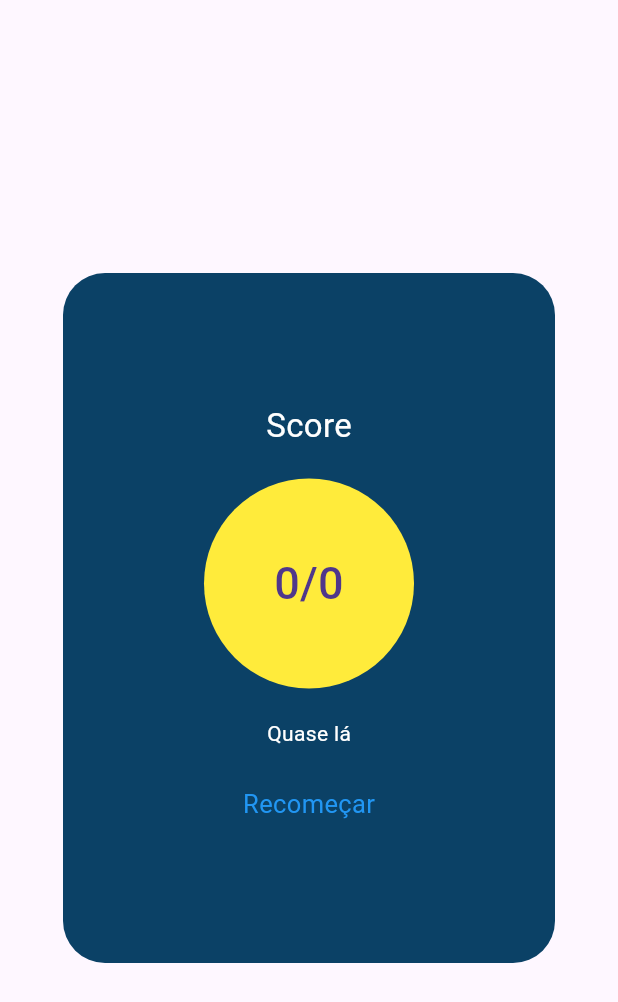
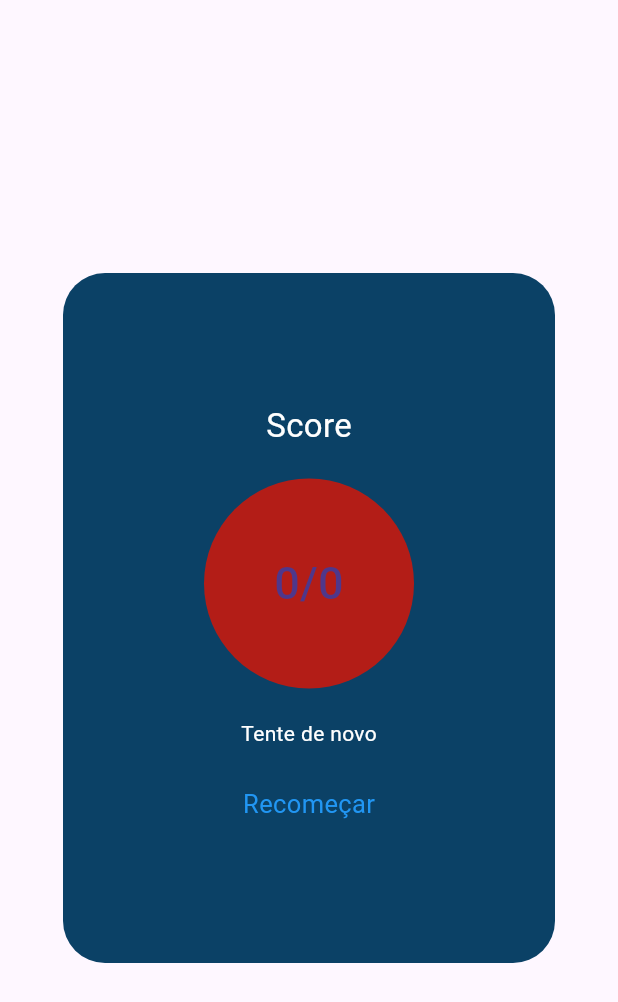
Before and after one commit to Ghcrabbit/quizz_app, a Flutter app: the ResultBox widget shown alone on an empty page, opened directly with empty values, on a phone screen of 412 x 824 dp. Shown: the top 1002 px of the screen. Run offline on Flutter 3.47's test engine with Material 3 defaults, Android fonts, the phone set to English and light mode, and no system bars.

```diff
--- a/lib/widgets/result_box.dart
+++ b/lib/widgets/result_box.dart
@@ -8,12 +8,24 @@ class ResultBox extends StatelessWidget {
     required this.questionLength,
     required this.onPressed,
   }) : super(key: key);
+
   final int result;
   final int questionLength;
   final VoidCallback onPressed;
 
   @override
   Widget build(BuildContext context) {
+    String message;
+    Color backgroundColor;
+
+    if (result >= 14) {
+      message = 'Parabéns!';
+      backgroundColor = correct;
+    } else {
+      message = 'Tente de novo';
+      backgroundColor = incorrect;
+    }
+
     return AlertDialog(
       backgroundColor: background,
       content: Padding(
@@ -26,33 +38,21 @@ class ResultBox extends StatelessWidget {
               'Score',
               style: TextStyle(color: neutral, fontSize: 22.0),
             ),
-            const SizedBox(
-              height: 20.0,
-            ),
+            const SizedBox(height: 20.0),
             CircleAvatar(
               child: Text(
                 '$result/$questionLength',
                 style: TextStyle(fontSize: 30.0),
               ),
               radius: 70.0,
-              backgroundColor: result == questionLength / 2
-                  ? Colors.yellow
-                  : result < questionLength / 2
-                      ? incorrect
-                      : correct,
+              backgroundColor: backgroundColor,
             ),
             const SizedBox(height: 20.0),
             Text(
-              result == questionLength / 2
-                  ? 'Quase lá'
-                  : result < questionLength / 2
-                      ? 'Tente de novo'
-                      : 'Parabéns',
+              message,
               style: TextStyle(color: neutral),
             ),
-            const SizedBox(
-              height: 25.0,
-            ),
+            const SizedBox(height: 25.0),
             GestureDetector(
               onTap: onPressed,
               child: const Text(
```
Also changed, not shown: lib/models/db_connect.dart (+5 -12 lines), lib/screens/home_screen.dart (+13 -6 lines).
